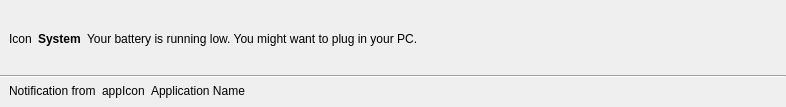
Above: notificationdialog.ui from vicr123/theshell before the change. Below: the same form after it.
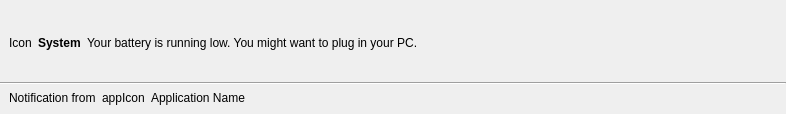
That is the form after the change. Icons and pictures are not drawn.

Diff of the .ui file:
```diff
--- a/notificationdialog.ui
+++ b/notificationdialog.ui
@@ -7,7 +7,7 @@
     <x>0</x>
     <y>0</y>
     <width>786</width>
-    <height>105</height>
+    <height>114</height>
    </rect>
   </property>
   <property name="windowTitle">
```
Left out of the diff: 10 changed lines with no effect on the pictures.
